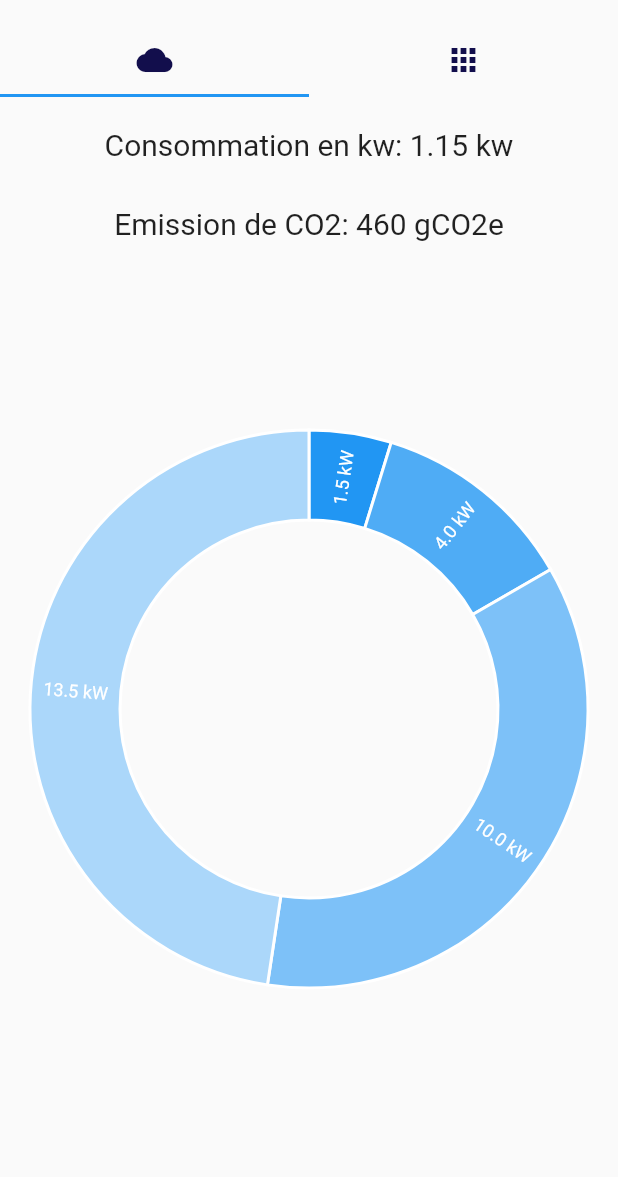
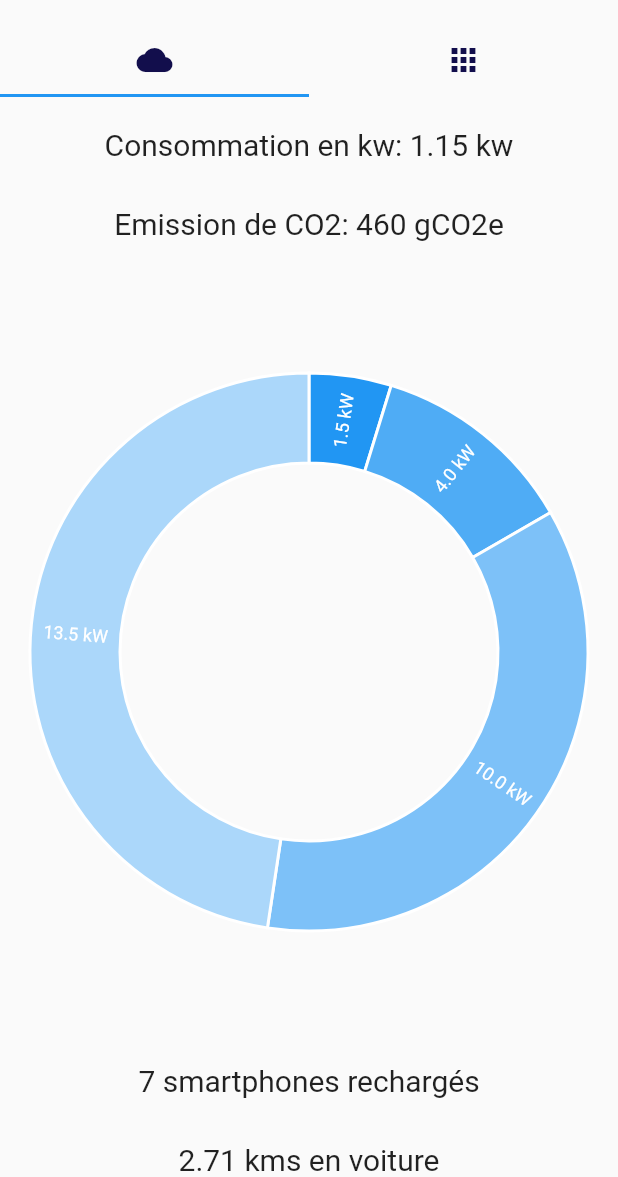
Before and after one commit to lmtvt/wattsmycons, a Flutter app: the screen it shows after launch, on a phone screen of 412 x 824 dp, the part 59-1236 px from its top. Run offline on Flutter 3.47's test engine with Material 2 defaults, Android fonts, the phone set to English and light mode, and no system bars; our stand-ins replace charts_flutter, flutter_slidable; missing offline and left inert: device_apps.

Commit message:
add text on tab1

```diff
--- a/lib/tab1.dart
+++ b/lib/tab1.dart
@@ -11,6 +11,9 @@ class Tab1 extends StatelessWidget {
         SizedBox(height: 30),
         Text("Emission de CO2: 460 gCO2e", style: TextStyle(fontSize: 20)),
         Expanded(child: DonutAutoLabelChart.withSampleData()),
+        Text("7 smartphones rechargés", style: TextStyle(fontSize: 20)),
+        SizedBox(height: 30),
+        Text("2.71 kms en voiture", style: TextStyle(fontSize: 20)),
       ],
     );
   }
```
Also changed, not shown: 3 other files.
